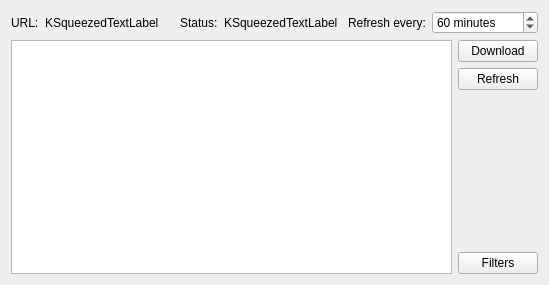
This is plugins/syndication/feedwidget.ui in KDE/ktorrent as Qt 5 draws it before an edit. The edited form follows.
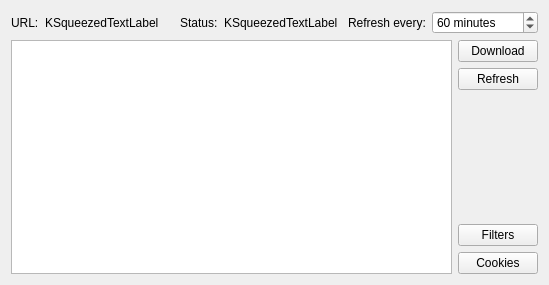
This is the edited form. Custom widgets are drawn as their Qt base class.

Commit message: Add support for cookies in syndication plugin

Diff of the .ui file:
```diff
--- a/plugins/syndication/feedwidget.ui
+++ b/plugins/syndication/feedwidget.ui
@@ -153,6 +153,13 @@
          </property>
         </widget>
        </item>
+       <item>
+        <widget class="KPushButton" name="m_cookies">
+         <property name="text">
+          <string>Cookies</string>
+         </property>
+        </widget>
+       </item>
       </layout>
      </item>
     </layout>
@@ -160,16 +167,16 @@
   </layout>
  </widget>
  <customwidgets>
-  <customwidget>
-   <class>KPushButton</class>
-   <extends>QPushButton</extends>
-   <header>kpushbutton.h</header>
-  </customwidget>
   <customwidget>
    <class>KSqueezedTextLabel</class>
    <extends>QLabel</extends>
    <header>ksqueezedtextlabel.h</header>
   </customwidget>
+  <customwidget>
+   <class>KPushButton</class>
+   <extends>QPushButton</extends>
+   <header>kpushbutton.h</header>
+  </customwidget>
  </customwidgets>
  <resources/>
  <connections/>
```
The commit also changes 10 other files.
